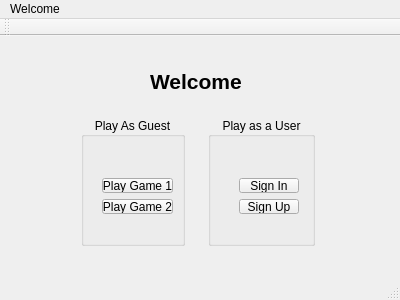
Before: the Qt Designer form welcome.ui in billonatafji/EECE435LProject, drawn with Qt 5.
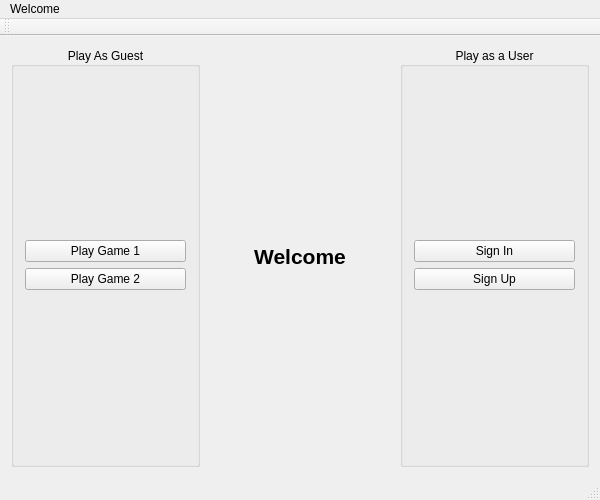
After: the same form once the commit is applied.

Diff of the .ui file:
```diff
--- a/welcome.ui
+++ b/welcome.ui
@@ -6,36 +6,16 @@
    <rect>
     <x>0</x>
     <y>0</y>
-    <width>400</width>
-    <height>300</height>
+    <width>600</width>
+    <height>500</height>
    </rect>
   </property>
   <property name="windowTitle">
    <string>Welcome</string>
   </property>
   <widget class="QWidget" name="centralWidget">
-   <widget class="QLabel" name="welcomeLable">
-    <property name="geometry">
-     <rect>
-      <x>150</x>
-      <y>30</y>
-      <width>91</width>
-      <height>31</height>
-     </rect>
-    </property>
-    <property name="text">
-     <string>&lt;html&gt;&lt;head/&gt;&lt;body&gt;&lt;p&gt;&lt;span style=&quot; font-size:16pt; font-weight:600;&quot;&gt;Welcome&lt;/span&gt;&lt;/p&gt;&lt;/body&gt;&lt;/html&gt;</string>
-    </property>
-   </widget>
-   <widget class="QWidget" name="layoutWidget">
-    <property name="geometry">
-     <rect>
-      <x>70</x>
-      <y>70</y>
-      <width>256</width>
-      <height>151</height>
-     </rect>
-    </property>
+   <layout class="QGridLayout" name="gridLayout">
+    <item row="0" column="0">
     <layout class="QHBoxLayout" name="horizontalLayout">
      <item>
       <widget class="QGroupBox" name="groupBox">
@@ -45,15 +25,8 @@
        <property name="alignment">
         <set>Qt::AlignCenter</set>
        </property>
-       <widget class="QWidget" name="">
-        <property name="geometry">
-         <rect>
-          <x>10</x>
-          <y>50</y>
-          <width>93</width>
-          <height>58</height>
-         </rect>
-        </property>
+        <layout class="QGridLayout" name="gridLayout_2">
+         <item row="0" column="0">
         <layout class="QVBoxLayout" name="verticalLayout_2">
          <item>
           <widget class="QPushButton" name="userGame1Button">
@@ -70,21 +43,21 @@
           </widget>
          </item>
         </layout>
-       </widget>
+         </item>
+        </layout>
+        <zorder>layoutWidget</zorder>
+        <zorder>welcomeLable</zorder>
       </widget>
      </item>
      <item>
-      <spacer name="horizontalSpacer">
-       <property name="orientation">
-        <enum>Qt::Horizontal</enum>
-       </property>
-       <property name="sizeHint" stdset="0">
-        <size>
-         <width>40</width>
-         <height>20</height>
-        </size>
-       </property>
-      </spacer>
+       <widget class="QLabel" name="welcomeLable">
+        <property name="text">
+         <string>&lt;html&gt;&lt;head/&gt;&lt;body&gt;&lt;p&gt;&lt;span style=&quot; font-size:16pt; font-weight:600;&quot;&gt;Welcome&lt;/span&gt;&lt;/p&gt;&lt;/body&gt;&lt;/html&gt;</string>
+        </property>
+        <property name="alignment">
+         <set>Qt::AlignCenter</set>
+        </property>
+       </widget>
      </item>
      <item>
       <widget class="QGroupBox" name="groupBox_2">
@@ -94,15 +67,8 @@
        <property name="alignment">
         <set>Qt::AlignCenter</set>
        </property>
-       <widget class="QWidget" name="layoutWidget">
-        <property name="geometry">
-         <rect>
-          <x>20</x>
-          <y>50</y>
-          <width>82</width>
-          <height>58</height>
-         </rect>
-        </property>
+        <layout class="QGridLayout" name="gridLayout_3">
+         <item row="0" column="0">
         <layout class="QVBoxLayout" name="verticalLayout">
          <item>
           <widget class="QPushButton" name="signinbutton">
@@ -119,18 +85,20 @@
           </widget>
          </item>
         </layout>
-       </widget>
-      </widget>
      </item>
     </layout>
    </widget>
+      </item>
+     </layout>
+    </item>
+   </layout>
   </widget>
   <widget class="QMenuBar" name="menuBar">
    <property name="geometry">
     <rect>
      <x>0</x>
      <y>0</y>
-     <width>400</width>
+     <width>600</width>
      <height>22</height>
     </rect>
    </property>
```
Lines whose indentation alone changed are shown as unchanged.
